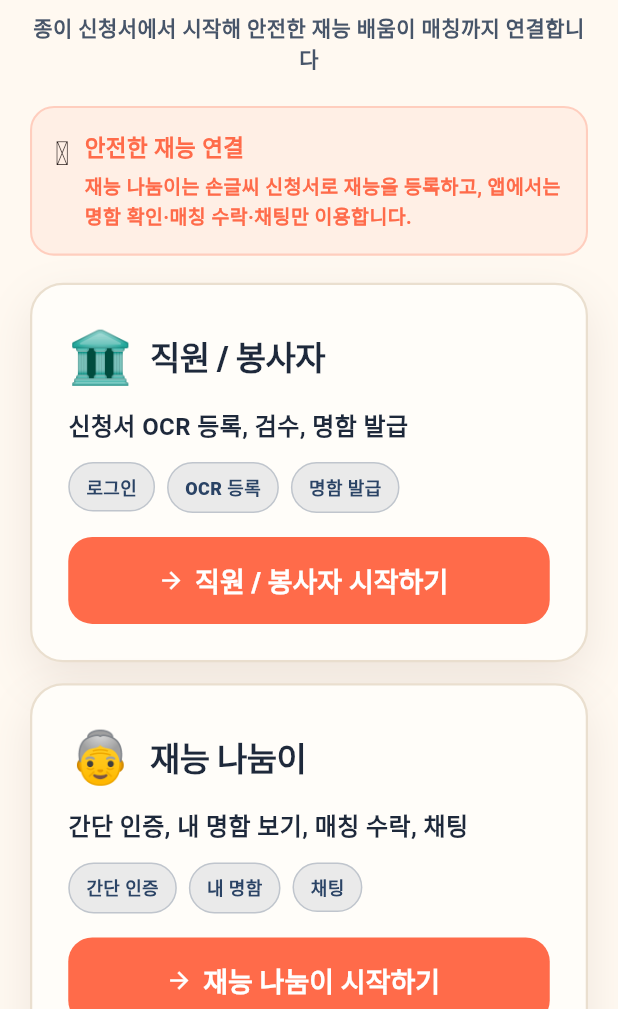
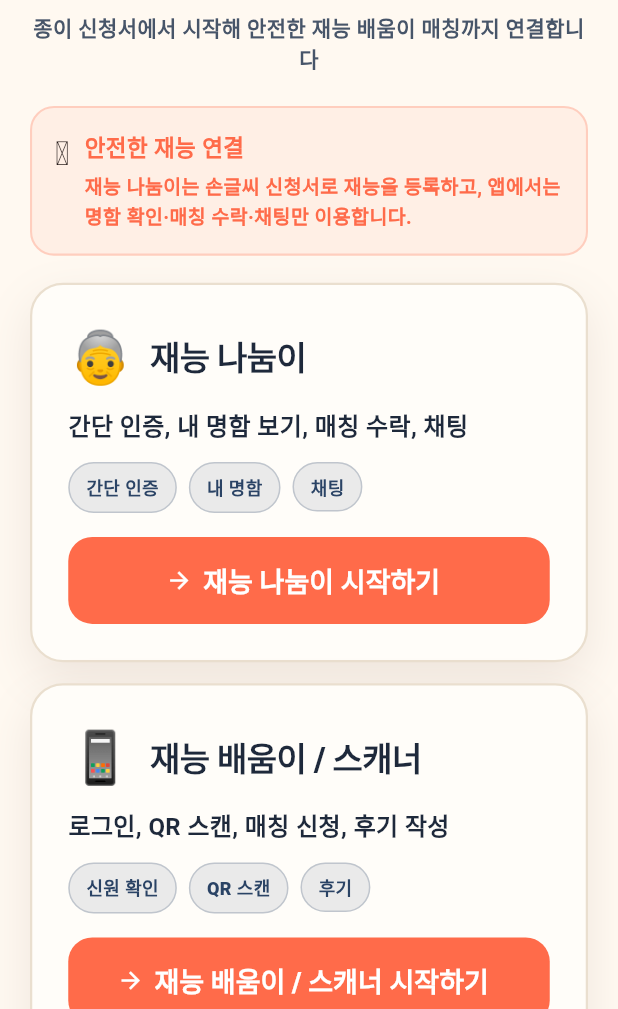
Before and after one commit to Nono-Link/frontend, a Flutter app: the screen it shows after launch, on a phone screen of 412 x 824 dp, the part 227-1236 px from its top. Run offline on Flutter 3.47's test engine with Material 3 defaults, Android fonts, the phone set to English and light mode, and no system bars; Roboto replaces fonts that are missing (Apple SD Gothic Neo).

Commit message:
재능 나눔이 -> 재능 배움이 -> 직원 순으로 순서 변경 및 직원창에서 정보동의 창 삭제

```diff
--- a/lib/staff/application_review_page.dart
+++ b/lib/staff/application_review_page.dart
@@ -3,26 +3,78 @@ import '../common/nono_theme.dart';
 import '../common/widgets/nono_widgets.dart';
 import 'card_preview_page.dart';
 
-class ApplicationReviewPage extends StatefulWidget { const ApplicationReviewPage({super.key}); @override State<ApplicationReviewPage> createState() => _ApplicationReviewPageState(); }
+class ApplicationReviewPage extends StatefulWidget {
+  const ApplicationReviewPage({super.key});
+  @override
+  State<ApplicationReviewPage> createState() => _ApplicationReviewPageState();
+}
+
 class _ApplicationReviewPageState extends State<ApplicationReviewPage> {
-  final name = TextEditingController(text:'김영자'), age = TextEditingController(text:'70대'), town = TextEditingController(text:'성북동'), phone = TextEditingController(text:'010-1234-5678'), talent = TextEditingController(text:'원예, 화분 가꾸기'), career = TextEditingController(text:'20년'), intro = TextEditingController(text:'작은 화분을 오래 건강하게 키우는 법을 알려드립니다.'), pref = TextEditingController(text:'평일 오후 · 주민센터 · 1:1'), mood = TextEditingController(text:'따뜻한');
-  bool privacy=true, qr=true, address=true, safety=true, idChecked=true, destroyed=false;
-  @override Widget build(BuildContext context) => NonoPage(children: [
-    const NonoTop(title: '신청서 내용 확인', subtitle: '명함에 반영될 정보와 안전 동의를 확인합니다'),
-    const SizedBox(height: 16),
-    const NonoInfo(icon:'🔎', title:'확인 필요', body:'명함 발급 전 담당자가 신청서 내용과 동의 항목을 최종 확인합니다.', color:NonoTheme.coral),
-    const SizedBox(height: 16),
-    NonoCard(child: Column(crossAxisAlignment: CrossAxisAlignment.start, children: [
-      Text('기본·재능 정보', style: NonoTheme.h2), const SizedBox(height: 14),
-      NonoInput(label:'성함', controller:name, hint:'성함'), NonoInput(label:'연령대', controller:age, hint:'70대'), NonoInput(label:'동네', controller:town, hint:'성북동'), NonoInput(label:'연락처', controller:phone, hint:'010-1234-5678'),
-      NonoInput(label:'재능', controller:talent, hint:'원예'), NonoInput(label:'경력', controller:career, hint:'20년'), NonoInput(label:'한 줄 소개', controller:intro, hint:'저는 ... 를 잘합니다.', maxLines:3), NonoInput(label:'활동 선호', controller:pref, hint:'평일 오후 · 주민센터', maxLines:2), NonoInput(label:'명함 분위기', controller:mood, hint:'따뜻한'),
-    ])),
-    const SizedBox(height: 16),
-    NonoCard(child: Column(crossAxisAlignment: CrossAxisAlignment.start, children: [
-      Text('동의 · 안전 확인', style: NonoTheme.h2), const SizedBox(height: 8),
-      _check('개인정보 활용 동의', privacy, (v)=>setState(()=>privacy=v)), _check('QR 명함 이용 동의', qr, (v)=>setState(()=>qr=v)), _check('주소 확인', address, (v)=>setState(()=>address=v)), _check('안전 서약 확인', safety, (v)=>setState(()=>safety=v)), _check('신분증 확인', idChecked, (v)=>setState(()=>idChecked=v)), _check('원본 신청서 파기 확인', destroyed, (v)=>setState(()=>destroyed=v)),
-      const SizedBox(height: 12), NonoButton(text:'확인 완료하고 명함 발급', icon:Icons.badge, onTap:(){ if (!(privacy&&qr&&address&&safety&&idChecked)) { nonoToast(context, '필수 안전 항목을 확인해 주세요.'); return; } Navigator.push(context, MaterialPageRoute(builder: (_)=> const CardPreviewPage())); }),
-    ])),
-  ]);
-  Widget _check(String t, bool v, ValueChanged<bool> f) => CheckboxListTile(value:v, onChanged:(x)=>f(x??false), activeColor:NonoTheme.coral, controlAffinity:ListTileControlAffinity.leading, contentPadding:EdgeInsets.zero, title:Text(t, style:const TextStyle(fontWeight:FontWeight.w900, color:NonoTheme.charcoal)));
+  final name = TextEditingController(text: '김영자'),
+      age = TextEditingController(text: '70대'),
+      town = TextEditingController(text: '성북동'),
+      phone = TextEditingController(text: '010-1234-5678'),
+      talent = TextEditingController(text: '원예, 화분 가꾸기'),
+      career = TextEditingController(text: '20년'),
+      intro = TextEditingController(text: '작은 화분을 오래 건강하게 키우는 법을 알려드립니다.'),
+      pref = TextEditingController(text: '평일 오후 · 주민센터 · 1:1'),
+      mood = TextEditingController(text: '따뜻한');
+  @override
+  Widget build(BuildContext context) => NonoPage(
+    children: [
+      const NonoTop(title: '신청서 내용 확인', subtitle: '명함에 반영될 정보와 안전 동의를 확인합니다'),
+      const SizedBox(height: 16),
+      const NonoInfo(
+        icon: '🔎',
+        title: '확인 필요',
+        body: '명함 발급 전 담당자가 신청서 내용과 동의 항목을 최종 확인합니다.',
+        color: NonoTheme.coral,
+      ),
+      const SizedBox(height: 16),
+      NonoCard(
+        child: Column(
+          crossAxisAlignment: CrossAxisAlignment.start,
+          children: [
+            Text('기본·재능 정보', style: NonoTheme.h2),
+            const SizedBox(height: 14),
+            NonoInput(label: '성함', controller: name, hint: '성함'),
+            NonoInput(label: '연령대', controller: age, hint: '70대'),
+            NonoInput(label: '동네', controller: town, hint: '성북동'),
+            NonoInput(label: '연락처', controller: phone, hint: '010-1234-5678'),
+            NonoInput(label: '재능', controller: talent, hint: '원예'),
+            NonoInput(label: '경력', controller: career, hint: '20년'),
+            NonoInput(
+              label: '한 줄 소개',
+              controller: intro,
+              hint: '저는 ... 를 잘합니다.',
+              maxLines: 3,
+            ),
+            NonoInput(
+              label: '활동 선호',
+              controller: pref,
+              hint: '평일 오후 · 주민센터',
+              maxLines: 2,
+            ),
+            NonoInput(label: '명함 분위기', controller: mood, hint: '따뜻한'),
+          ],
+        ),
+      ),
+      const SizedBox(height: 16),
+      NonoCard(
+        child: Column(
+          crossAxisAlignment: CrossAxisAlignment.start,
+          children: [
+            NonoButton(
+              text: '확인 완료하고 명함 발급',
+              icon: Icons.badge,
+              onTap: () => Navigator.push(
+                context,
+                MaterialPageRoute(builder: (_) => const CardPreviewPage()),
+              ),
+            ),
+          ],
+        ),
+      ),
+    ],
+  );
 }
--- a/lib/start/start_page.dart
+++ b/lib/start/start_page.dart
@@ -8,32 +8,89 @@ import '../scanner/scanner_login_page.dart';
 class StartPage extends StatelessWidget {
   const StartPage({super.key});
   @override
-  Widget build(BuildContext context) => NonoPage(maxWidth: 640, children: [
-    const NonoHeader(title: '노노링크', subtitle: '종이 신청서에서 시작해 안전한 재능 배움이 매칭까지 연결합니다'),
+  Widget build(BuildContext context) => NonoPage(
+    maxWidth: 640,
+    children: [
+      const NonoHeader(
+        title: '노노링크',
+        subtitle: '종이 신청서에서 시작해 안전한 재능 배움이 매칭까지 연결합니다',
+      ),
       const SizedBox(height: 22),
-    const NonoInfo(icon: '🩵', title: '안전한 재능 연결', body: '재능 나눔이는 손글씨 신청서로 재능을 등록하고, 앱에서는 명함 확인·매칭 수락·채팅만 이용합니다.', color: NonoTheme.coral),
+      const NonoInfo(
+        icon: '🩵',
+        title: '안전한 재능 연결',
+        body: '재능 나눔이는 손글씨 신청서로 재능을 등록하고, 앱에서는 명함 확인·매칭 수락·채팅만 이용합니다.',
+        color: NonoTheme.coral,
+      ),
       const SizedBox(height: 18),
-    _RoleCard(emoji: '🏛️', title: '직원 / 봉사자', desc: '신청서 OCR 등록, 검수, 명함 발급', chips: const ['로그인', 'OCR 등록', '명함 발급'], page: const LoginExpertPage()),
+      _RoleCard(
+        emoji: '👵',
+        title: '재능 나눔이',
+        desc: '간단 인증, 내 명함 보기, 매칭 수락, 채팅',
+        chips: const ['간단 인증', '내 명함', '채팅'],
+        page: const SeniorLoginPage(),
+      ),
       const SizedBox(height: 14),
-    _RoleCard(emoji: '👵', title: '재능 나눔이', desc: '간단 인증, 내 명함 보기, 매칭 수락, 채팅', chips: const ['간단 인증', '내 명함', '채팅'], page: const SeniorLoginPage()),
+      _RoleCard(
+        emoji: '📱',
+        title: '재능 배움이 / 스캐너',
+        desc: '로그인, QR 스캔, 매칭 신청, 후기 작성',
+        chips: const ['신원 확인', 'QR 스캔', '후기'],
+        page: const ScannerLoginPage(),
+      ),
       const SizedBox(height: 14),
-    _RoleCard(emoji: '📱', title: '재능 배움이 / 스캐너', desc: '로그인, QR 스캔, 매칭 신청, 후기 작성', chips: const ['신원 확인', 'QR 스캔', '후기'], page: const ScannerLoginPage()),
-  ]);
+      _RoleCard(
+        emoji: '🏛️',
+        title: '직원 / 봉사자',
+        desc: '신청서 OCR 등록, 검수, 명함 발급',
+        chips: const ['로그인', 'OCR 등록', '명함 발급'],
+        page: const LoginExpertPage(),
+      ),
+    ],
+  );
 }
 
 class _RoleCard extends StatelessWidget {
-  const _RoleCard({required this.emoji, required this.title, required this.desc, required this.chips, required this.page});
+  const _RoleCard({
+    required this.emoji,
+    required this.title,
+    required this.desc,
+    required this.chips,
+    required this.page,
+  });
   final String emoji, title, desc;
   final List<String> chips;
   final Widget page;
   @override
-  Widget build(BuildContext context) => NonoCard(child: Column(crossAxisAlignment: CrossAxisAlignment.start, children: [
-    Row(children: [Text(emoji, style: const TextStyle(fontSize: 34)), const SizedBox(width: 12), Expanded(child: Text(title, style: NonoTheme.h2))]),
+  Widget build(BuildContext context) => NonoCard(
+    child: Column(
+      crossAxisAlignment: CrossAxisAlignment.start,
+      children: [
+        Row(
+          children: [
+            Text(emoji, style: const TextStyle(fontSize: 34)),
+            const SizedBox(width: 12),
+            Expanded(child: Text(title, style: NonoTheme.h2)),
+          ],
+        ),
         const SizedBox(height: 8),
         Text(desc, style: NonoTheme.body),
         const SizedBox(height: 12),
-    Wrap(spacing: 8, runSpacing: 8, children: chips.map((e) => NonoChip(text: e, color: NonoTheme.navy)).toList()),
+        Wrap(
+          spacing: 8,
+          runSpacing: 8,
+          children: chips
+              .map((e) => NonoChip(text: e, color: NonoTheme.navy))
+              .toList(),
+        ),
         const SizedBox(height: 16),
-    NonoButton(text: '$title 시작하기', icon: Icons.arrow_forward, onTap: () => Navigator.push(context, MaterialPageRoute(builder: (_) => page))),
-  ]));
+        NonoButton(
+          text: '$title 시작하기',
+          icon: Icons.arrow_forward,
+          onTap: () =>
+              Navigator.push(context, MaterialPageRoute(builder: (_) => page)),
+        ),
+      ],
+    ),
+  );
 }
```
Lines whose indentation alone changed are shown as unchanged.
